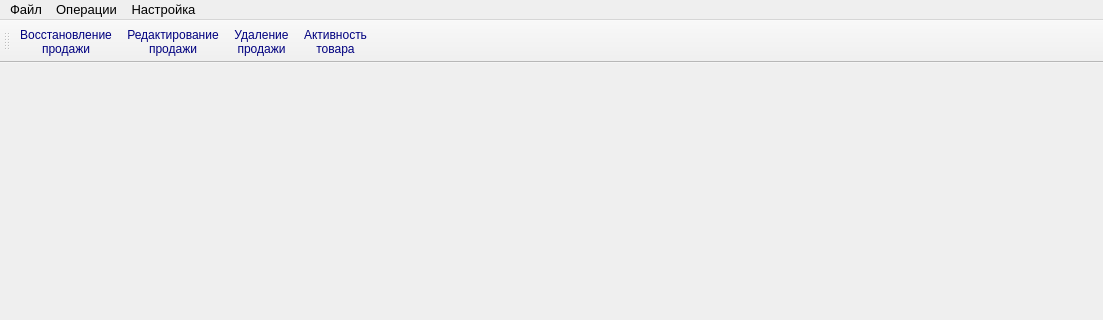
Qt form mainwindow.ui (rust3128/MPosEdit) before a commit; both pictures show x 0 to 1103 and y 0 to 320 of the 1103 by 686 pixel window.
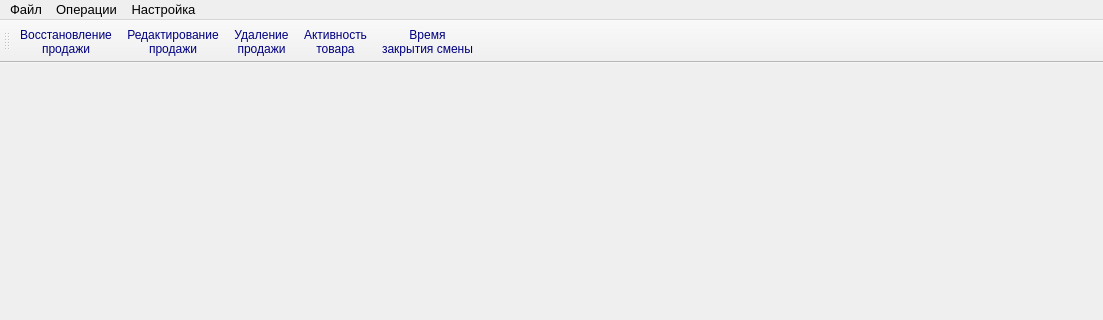
The same form after that commit. Icons and pictures are not drawn.

The edit to the form file:
```diff
--- a/mainwindow.ui
+++ b/mainwindow.ui
@@ -165,6 +165,7 @@
    <addaction name="actionEdit"/>
    <addaction name="actionClearSaleorders"/>
    <addaction name="actionActivateArticles"/>
+   <addaction name="actionTime"/>
   </widget>
   <widget class="QStatusBar" name="statusBar"/>
   <action name="actionExit">
@@ -266,6 +267,19 @@
 продажи</string>
    </property>
   </action>
+  <action name="actionTime">
+   <property name="icon">
+    <iconset resource="resourse.qrc">
+     <normaloff>:/Image/time.png</normaloff>:/Image/time.png</iconset>
+   </property>
+   <property name="text">
+    <string>Время закрытия смены</string>
+   </property>
+   <property name="iconText">
+    <string>Время
+закрытия смены</string>
+   </property>
+  </action>
  </widget>
  <layoutdefault spacing="6" margin="11"/>
  <resources>
```
Left out of the diff: 1 changed line with no effect on the pictures.
